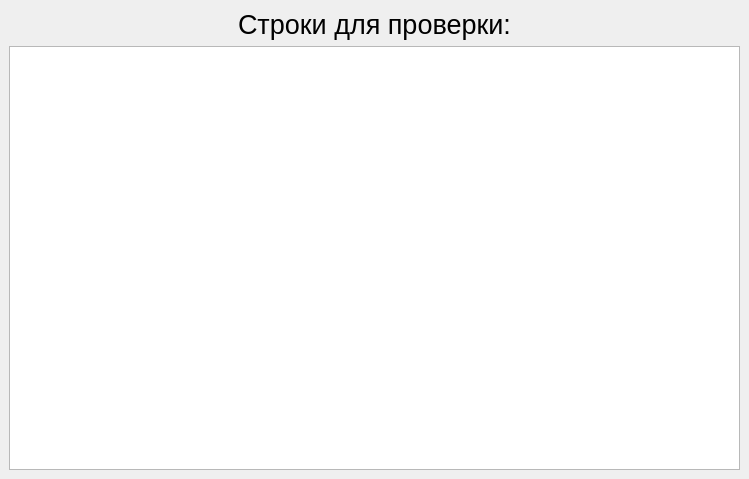
Old version of the form ui/get_check_string_window.ui in the repository Mex93/MonoblockTests.
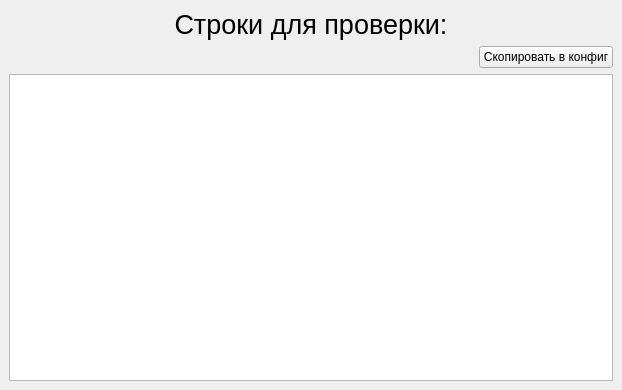
New version of the form. Icons and pictures are not drawn.

What changed in the file:
```diff
--- a/ui/get_check_string_window.ui
+++ b/ui/get_check_string_window.ui
@@ -6,8 +6,8 @@
    <rect>
     <x>0</x>
     <y>0</y>
-    <width>749</width>
-    <height>479</height>
+    <width>622</width>
+    <height>390</height>
    </rect>
   </property>
   <property name="windowTitle">
@@ -42,6 +42,30 @@
         </property>
        </widget>
       </item>
+      <item>
+       <layout class="QHBoxLayout" name="horizontalLayout">
+        <item>
+         <spacer name="horizontalSpacer">
+          <property name="orientation">
+           <enum>Qt::Orientation::Horizontal</enum>
+          </property>
+          <property name="sizeHint" stdset="0">
+           <size>
+            <width>40</width>
+            <height>20</height>
+           </size>
+          </property>
+         </spacer>
+        </item>
+        <item>
+         <widget class="QPushButton" name="pushButton_set_config">
+          <property name="text">
+           <string>Скопировать в конфиг</string>
+          </property>
+         </widget>
+        </item>
+       </layout>
+      </item>
       <item>
        <widget class="QTextBrowser" name="textBrowser_set_string"/>
       </item>
```
